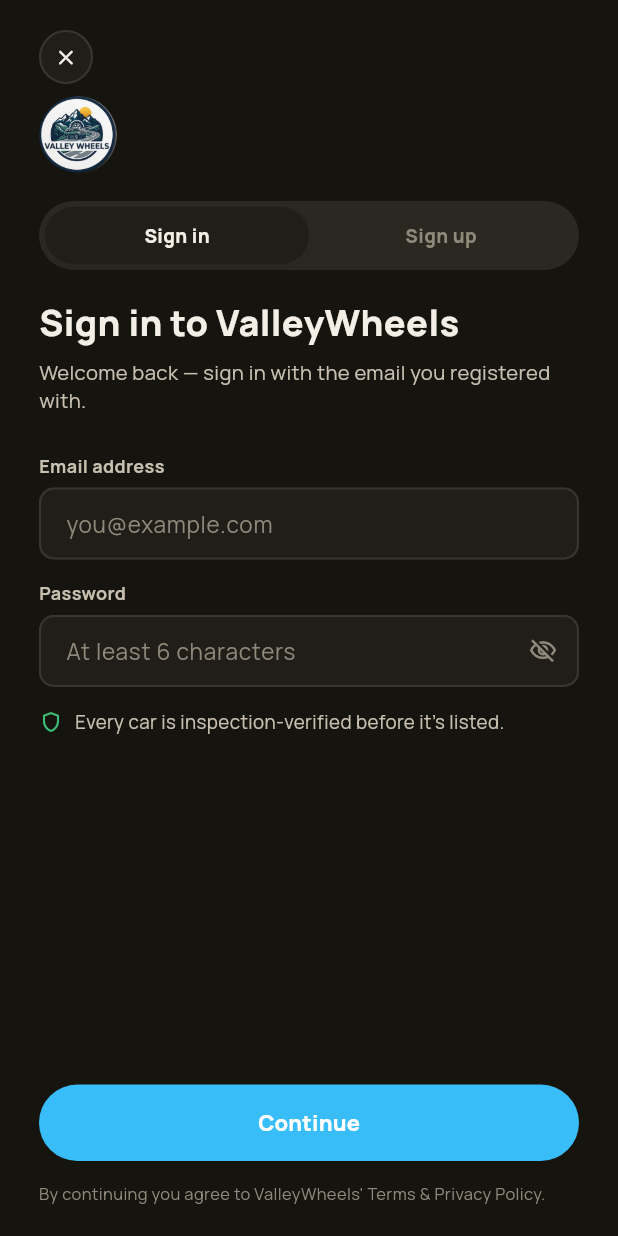
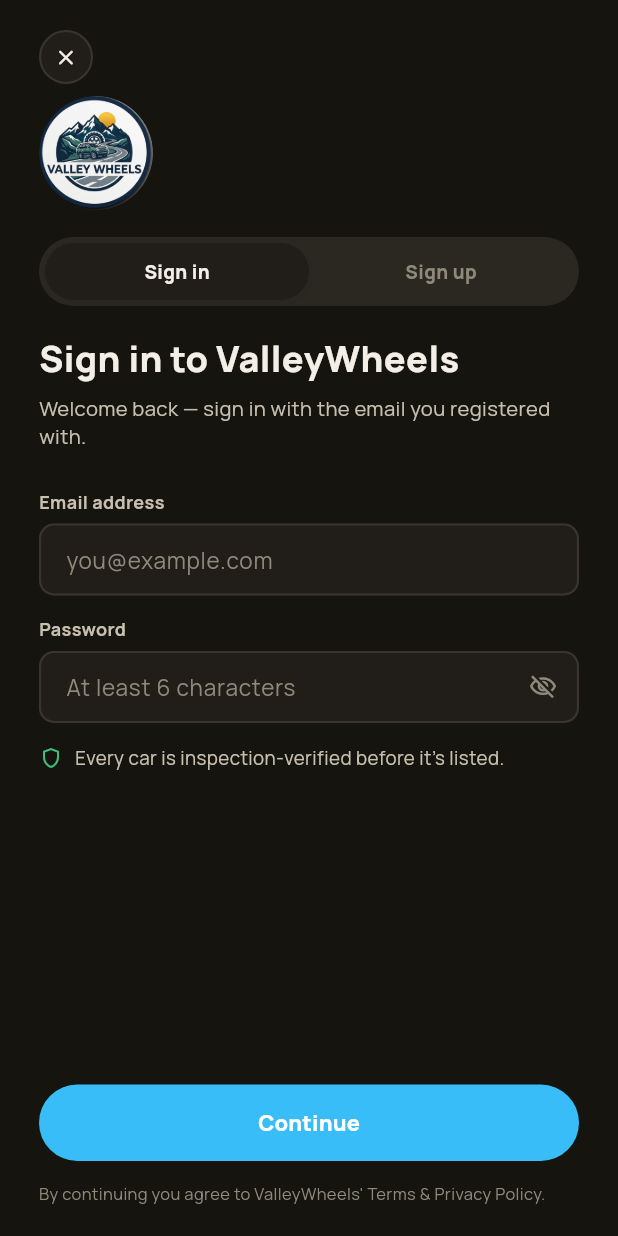
Before and after one commit to faizan-sattar/ncpcar.pk, a Flutter app: the screen it shows after launch, after a tap on "Get Started", after a tap on "Sign in", on a phone screen of 412 x 824 dp. Run offline on Flutter 3.47's test engine with Material 3 defaults, Android fonts, the phone set to English and light mode, and no system bars; our stand-ins replace image_picker.

Commit message:
Increase logo size across home, admin, and login screens

```diff
--- a/lib/screens/admin/admin_shell.dart
+++ b/lib/screens/admin/admin_shell.dart
@@ -46,7 +46,7 @@
         title: Row(
           children: [
             ClipOval(
-              child: Image.asset('assets/images/logo_circle.png', width: 22, height: 22, fit: BoxFit.cover),
+              child: Image.asset('assets/images/logo_circle.png', width: 34, height: 34, fit: BoxFit.cover),
             ),
             const SizedBox(width: 8),
             Text('ValleyWheels Admin', style: bodyStyle(size: 15, weight: 800, color: Colors.white)),
--- a/lib/screens/home_screen.dart
+++ b/lib/screens/home_screen.dart
@@ -29,8 +29,8 @@
             child: Row(
               children: [
                 Container(
-                  width: 34,
-                  height: 34,
+                  width: 48,
+                  height: 48,
                   clipBehavior: Clip.antiAlias,
                   decoration: const BoxDecoration(shape: BoxShape.circle),
                   child: Image.asset('assets/images/logo_circle.png', fit: BoxFit.cover),
--- a/lib/screens/login_screen.dart
+++ b/lib/screens/login_screen.dart
@@ -118,8 +118,8 @@
                     crossAxisAlignment: CrossAxisAlignment.start,
                     children: [
                       Container(
-                        width: 52,
-                        height: 52,
+                        width: 76,
+                        height: 76,
                         clipBehavior: Clip.antiAlias,
                         decoration: const BoxDecoration(shape: BoxShape.circle),
                         child: Image.asset('assets/images/logo_circle.png', fit: BoxFit.cover),
```
